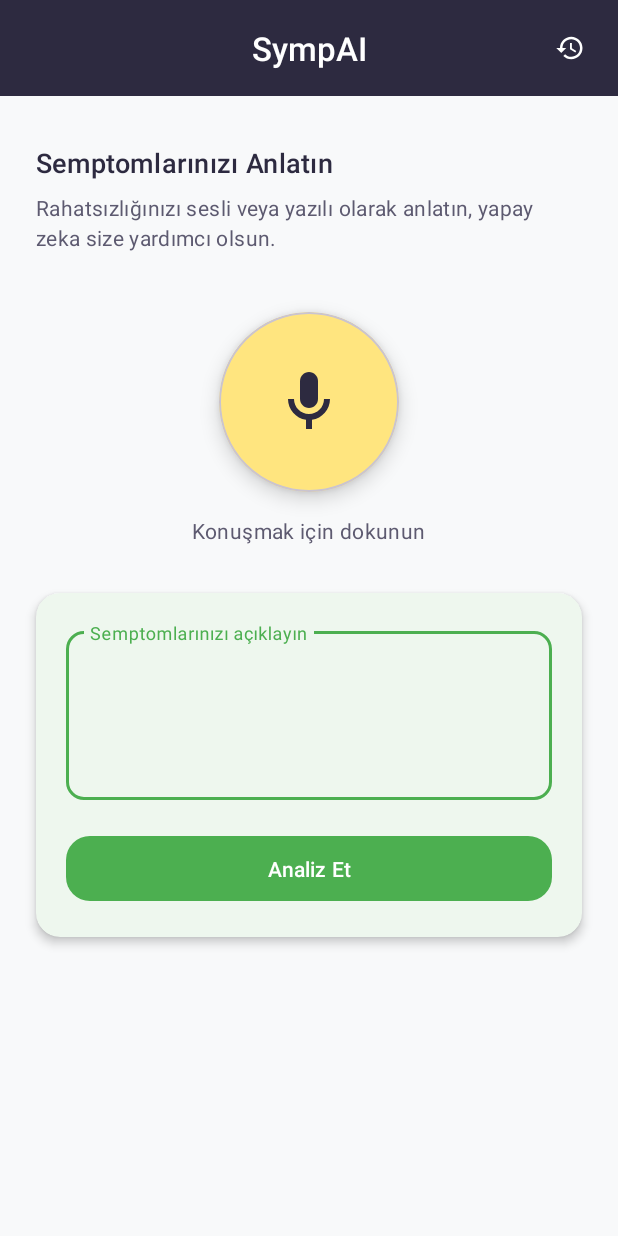
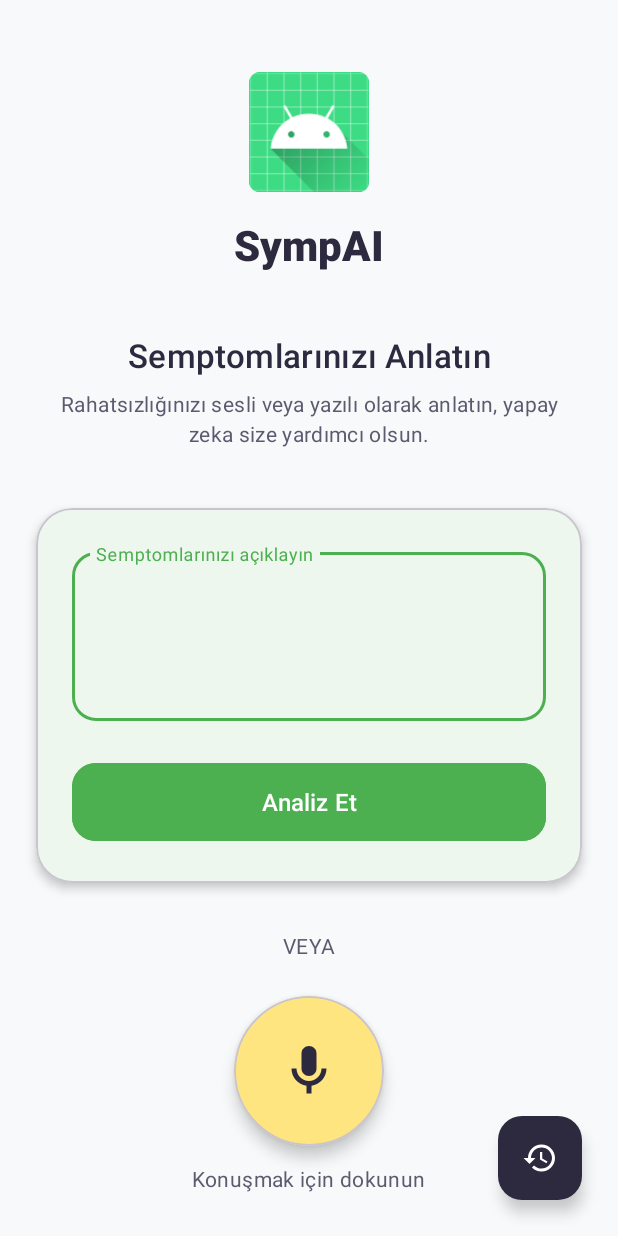
Before and after one commit to YZTA-Bootcamp-Grup-77/YZTA77, an Android app: the fragment HomeFragment shown on its own in the app's theme, on a phone screen of 412 x 824 dp. Run offline under Robolectric (Android 15) with nearby library versions, the phone set to English and light mode, and no system bars; our stand-ins replace Room's generated code; libraries missing offline, so code that uses them is left out: com.google.ai.client.

Commit message:
Ana ekran tasarımı tamamen yenilendi: Toolbar kaldırıldı, modern ve temiz bir arayüz oluşturuldu, gelişmiş yükleme animasyonu eklendi

```diff
--- a/SympAI/app/src/main/java/com/swanky/sympai/ui/home/HomeFragment.kt
+++ b/SympAI/app/src/main/java/com/swanky/sympai/ui/home/HomeFragment.kt
@@ -81,8 +81,8 @@ class HomeFragment : Fragment() {
 
     private fun setupObservers() {
         viewModel.isLoading.observe(viewLifecycleOwner) { isLoading ->
-            binding.progressBar.visibility = if (isLoading) View.VISIBLE else View.GONE
-            binding.micButton.isEnabled = !isLoading
+            binding.loadingContainer.visibility = if (isLoading) View.VISIBLE else View.GONE
+            binding.micButtonCard.isEnabled = !isLoading
             binding.analyzeButton.isEnabled = !isLoading
         }
 
@@ -103,7 +103,7 @@ class HomeFragment : Fragment() {
     }
 
     private fun setupListeners() {
-        binding.micButton.setOnClickListener {
+        binding.micButtonCard.setOnClickListener {
             checkMicrophonePermission()
         }
 
@@ -114,7 +114,7 @@ class HomeFragment : Fragment() {
             } else {
                 Snackbar.make(
                     binding.root,
-                    "Please describe your symptoms first",
+                    "Lütfen önce semptomlarınızı açıklayın",
                     Snackbar.LENGTH_SHORT
                 ).show()
             }
@@ -122,6 +122,11 @@ class HomeFragment : Fragment() {
 
         binding.historyButton.setOnClickListener {
             findNavController().navigate(R.id.action_homeFragment_to_historyFragment)
+        }
+
+        // Mikrofon ikonuna da tıklama işlevi ekleyelim
+        binding.micButton.setOnClickListener {
+            checkMicrophonePermission()
         }
     }
 
--- a/SympAI/app/src/main/res/layout/fragment_home.xml
+++ b/SympAI/app/src/main/res/layout/fragment_home.xml
@@ -1,5 +1,5 @@
 <?xml version="1.0" encoding="utf-8"?>
-<androidx.constraintlayout.widget.ConstraintLayout xmlns:android="http://schemas.android.com/apk/res/android"
+<androidx.coordinatorlayout.widget.CoordinatorLayout xmlns:android="http://schemas.android.com/apk/res/android"
     xmlns:app="http://schemas.android.com/apk/res-auto"
     xmlns:tools="http://schemas.android.com/tools"
     android:layout_width="match_parent"
@@ -7,133 +7,95 @@
     android:background="@color/background"
     tools:context=".ui.home.HomeFragment">
 
-    <!-- Üst Çubuk (Koyu Mor Arka Plan) -->
-    <com.google.android.material.appbar.AppBarLayout
-        android:id="@+id/appBarLayout"
-        android:layout_width="match_parent"
-        android:layout_height="wrap_content"
-        android:background="@color/dark_purple"
-        app:layout_constraintTop_toTopOf="parent">
-
-        <com.google.android.material.appbar.MaterialToolbar
-            android:id="@+id/toolbar"
-            android:layout_width="match_parent"
-            android:layout_height="wrap_content"
-            app:title="@string/app_name"
-            app:titleCentered="true"
-            app:titleTextAppearance="@style/TextAppearance.SympAI.Headline"
-            app:titleTextColor="@color/white" />
-
-    </com.google.android.material.appbar.AppBarLayout>
-
-    <com.google.android.material.button.MaterialButton
-        android:id="@+id/historyButton"
-        style="@style/Widget.Material3.Button.IconButton"
-        android:layout_width="wrap_content"
-        android:layout_height="wrap_content"
-        android:layout_marginEnd="8dp"
-        app:icon="@drawable/ic_history"
-        app:iconTint="@color/white"
-        app:layout_constraintBottom_toBottomOf="@id/appBarLayout"
-        app:layout_constraintEnd_toEndOf="@id/appBarLayout"
-        app:layout_constraintTop_toTopOf="@id/appBarLayout" />
-
     <!-- Ana İçerik -->
     <androidx.core.widget.NestedScrollView
         android:layout_width="match_parent"
-        android:layout_height="0dp"
+        android:layout_height="match_parent"
         android:fillViewport="true"
-        app:layout_constraintBottom_toBottomOf="parent"
-        app:layout_constraintTop_toBottomOf="@id/appBarLayout">
+        android:overScrollMode="never">
 
         <androidx.constraintlayout.widget.ConstraintLayout
             android:layout_width="match_parent"
             android:layout_height="wrap_content">
 
+            <!-- Uygulama Logosu -->
+            <ImageView
+                android:id="@+id/appLogo"
+                android:layout_width="80dp"
+                android:layout_height="80dp"
+                android:layout_marginTop="48dp"
+                android:contentDescription="@string/app_name"
+                android:src="@mipmap/ic_launcher"
+                app:layout_constraintEnd_toEndOf="parent"
+                app:layout_constraintStart_toStartOf="parent"
+                app:layout_constraintTop_toTopOf="parent" />
+
+            <!-- Uygulama Adı -->
+            <TextView
+                android:id="@+id/appName"
+                android:layout_width="wrap_content"
+                android:layout_height="wrap_content"
+                android:layout_marginTop="16dp"
+                android:text="@string/app_name"
+                android:textAppearance="@style/TextAppearance.SympAI.Headline"
+                android:textColor="@color/dark_purple"
+                android:textSize="28sp"
+                android:textStyle="bold"
+                app:layout_constraintEnd_toEndOf="parent"
+                app:layout_constraintStart_toStartOf="parent"
+                app:layout_constraintTop_toBottomOf="@id/appLogo" />
+
+            <!-- Başlık ve Alt Başlık -->
             <TextView
                 android:id="@+id/titleText"
                 android:layout_width="0dp"
                 android:layout_height="wrap_content"
-                android:layout_marginStart="24dp"
-                android:layout_marginTop="32dp"
-                android:layout_marginEnd="24dp"
+                android:layout_marginStart="32dp"
+                android:layout_marginTop="40dp"
+                android:layout_marginEnd="32dp"
+                android:gravity="center"
                 android:text="@string/home_title"
                 android:textAppearance="@style/TextAppearance.SympAI.Title"
+                android:textColor="@color/text_primary"
+                android:textSize="22sp"
                 app:layout_constraintEnd_toEndOf="parent"
                 app:layout_constraintStart_toStartOf="parent"
-                app:layout_constraintTop_toTopOf="parent" />
+                app:layout_constraintTop_toBottomOf="@id/appName" />
 
             <TextView
                 android:id="@+id/subtitleText"
                 android:layout_width="0dp"
                 android:layout_height="wrap_content"
-                android:layout_marginStart="24dp"
+                android:layout_marginStart="32dp"
                 android:layout_marginTop="8dp"
-                android:layout_marginEnd="24dp"
+                android:layout_marginEnd="32dp"
+                android:gravity="center"
                 android:text="@string/home_subtitle"
                 android:textAppearance="@style/TextAppearance.SympAI.Body"
+                android:textColor="@color/text_secondary"
                 app:layout_constraintEnd_toEndOf="parent"
                 app:layout_constraintStart_toStartOf="parent"
                 app:layout_constraintTop_toBottomOf="@id/titleText" />
 
-            <!-- Mikrofon Butonu (Sarı/Krem Arka Plan) -->
+            <!-- Semptom Giriş Kartı -->
             <com.google.android.material.card.MaterialCardView
-                android:id="@+id/micButtonCard"
-                android:layout_width="120dp"
-                android:layout_height="120dp"
+                android:id="@+id/inputCard"
+                android:layout_width="0dp"
+                android:layout_height="wrap_content"
+                android:layout_marginStart="24dp"
                 android:layout_marginTop="40dp"
-                app:cardBackgroundColor="@color/accent"
-                app:cardCornerRadius="60dp"
-                app:cardElevation="8dp"
+                android:layout_marginEnd="24dp"
+                app:cardBackgroundColor="@color/surface"
+                app:cardCornerRadius="24dp"
+                app:cardElevation="4dp"
                 app:layout_constraintEnd_toEndOf="parent"
                 app:layout_constraintStart_toStartOf="parent"
                 app:layout_constraintTop_toBottomOf="@id/subtitleText">
 
-                <com.google.android.material.button.MaterialButton
-                    android:id="@+id/micButton"
-                    style="@style/Widget.Material3.Button.IconButton"
-                    android:layout_width="match_parent"
-                    android:layout_height="match_parent"
-                    android:contentDescription="@string/mic_button_description"
-                    app:icon="@drawable/ic_mic"
-                    app:iconGravity="textStart"
-                    app:iconPadding="0dp"
-                    app:iconSize="48dp"
-                    app:iconTint="@color/dark_purple" />
-
-            </com.google.android.material.card.MaterialCardView>
-
-            <TextView
-                android:id="@+id/tapToSpeakText"
-                android:layout_width="wrap_content"
-                android:layout_height="wrap_content"
-                android:layout_marginTop="16dp"
-                android:text="@string/tap_to_speak"
-                android:textAppearance="@style/TextAppearance.SympAI.Body"
-                app:layout_constraintEnd_toEndOf="parent"
-                app:layout_constraintStart_toStartOf="parent"
-                app:layout_constraintTop_toBottomOf="@id/micButtonCard" />
-
-            <!-- Semptom Giriş Kartı (Beyaz Arka Plan, Yeşil Buton) -->
-            <com.google.android.material.card.MaterialCardView
-                android:id="@+id/inputCard"
-                style="@style/Widget.SympAI.Card"
-                android:layout_width="0dp"
-                android:layout_height="wrap_content"
-                android:layout_marginStart="24dp"
-                android:layout_marginTop="32dp"
-                android:layout_marginEnd="24dp"
-                android:layout_marginBottom="24dp"
-                app:layout_constraintBottom_toBottomOf="parent"
-                app:layout_constraintEnd_toEndOf="parent"
-                app:layout_constraintStart_toStartOf="parent"
-                app:layout_constraintTop_toBottomOf="@id/tapToSpeakText"
-                app:layout_constraintVertical_bias="0.0">
-
                 <androidx.constraintlayout.widget.ConstraintLayout
                     android:layout_width="match_parent"
                     android:layout_height="wrap_content"
-                    android:padding="20dp">
+                    android:padding="24dp">
 
                     <com.google.android.material.textfield.TextInputLayout
                         android:id="@+id/inputLayout"
@@ -141,10 +103,10 @@
                         android:layout_width="0dp"
                         android:layout_height="wrap_content"
                         android:hint="@string/describe_symptoms"
-                        app:boxCornerRadiusBottomEnd="12dp"
-                        app:boxCornerRadiusBottomStart="12dp"
-                        app:boxCornerRadiusTopEnd="12dp"
-                        app:boxCornerRadiusTopStart="12dp"
+                        app:boxCornerRadiusBottomEnd="16dp"
+                        app:boxCornerRadiusBottomStart="16dp"
+                        app:boxCornerRadiusTopEnd="16dp"
+                        app:boxCornerRadiusTopStart="16dp"
                         app:boxStrokeColor="@color/primary"
                         app:hintTextColor="@color/primary"
                         app:layout_constraintEnd_toEndOf="parent"
@@ -165,11 +127,15 @@
 
                     <com.google.android.material.button.MaterialButton
                         android:id="@+id/analyzeButton"
-                        style="@style/Widget.SympAI.Button"
                         android:layout_width="0dp"
-                        android:layout_height="wrap_content"
-                        android:layout_marginTop="20dp"
+                        android:layout_height="60dp"
+                        android:layout_marginTop="24dp"
+                        android:backgroundTint="@color/primary"
                         android:text="@string/analyze_symptoms"
+                        android:textAllCaps="false"
+                        android:textColor="@color/white"
+                        android:textSize="16sp"
+                        app:cornerRadius="16dp"
                         app:layout_constraintEnd_toEndOf="parent"
                         app:layout_constraintStart_toStartOf="parent"
                         app:layout_constraintTop_toBottomOf="@id/inputLayout" />
@@ -178,27 +144,92 @@
 
             </com.google.android.material.card.MaterialCardView>
 
+            <!-- VEYA Ayırıcı -->
+            <TextView
+                android:id="@+id/orDivider"
+                android:layout_width="wrap_content"
+                android:layout_height="wrap_content"
+                android:layout_marginTop="32dp"
+                android:text="VEYA"
+                android:textAppearance="@style/TextAppearance.SympAI.Body"
+                android:textColor="@color/text_secondary"
+                app:layout_constraintEnd_toEndOf="parent"
+                app:layout_constraintStart_toStartOf="parent"
+                app:layout_constraintTop_toBottomOf="@id/inputCard" />
+
+            <!-- Mikrofon Butonu -->
+            <com.google.android.material.card.MaterialCardView
+                android:id="@+id/micButtonCard"
+                android:layout_width="100dp"
+                android:layout_height="100dp"
+                android:layout_marginTop="24dp"
+                android:layout_marginBottom="48dp"
+                app:cardBackgroundColor="@color/accent"
+                app:cardCornerRadius="50dp"
+                app:cardElevation="6dp"
+                app:layout_constraintBottom_toBottomOf="parent"
+                app:layout_constraintEnd_toEndOf="parent"
+                app:layout_constraintStart_toStartOf="parent"
+                app:layout_constraintTop_toBottomOf="@id/orDivider"
+                app:layout_constraintVertical_bias="0.0">
+
+                <ImageView
+                    android:id="@+id/micButton"
+                    android:layout_width="40dp"
+                    android:layout_height="40dp"
+                    android:layout_gravity="center"
+                    android:contentDescription="@string/mic_button_description"
+                    android:src="@drawable/ic_mic"
+                    app:tint="@color/dark_purple" />
+
+            </com.google.android.material.card.MaterialCardView>
+
+            <TextView
+                android:id="@+id/tapToSpeakText"
+                android:layout_width="wrap_content"
+                android:layout_height="wrap_content"
+                android:layout_marginTop="12dp"
+                android:layout_marginBottom="48dp"
+                android:text="@string/tap_to_speak"
+                android:textAppearance="@style/TextAppearance.SympAI.Body"
+                android:textColor="@color/text_secondary"
+                app:layout_constraintBottom_toBottomOf="parent"
+                app:layout_constraintEnd_toEndOf="parent"
+                app:layout_constraintStart_toStartOf="parent"
+                app:layout_constraintTop_toBottomOf="@id/micButtonCard"
+                app:layout_constraintVertical_bias="0.0" />
+
         </androidx.constraintlayout.widget.ConstraintLayout>
 
     </androidx.core.widget.NestedScrollView>
 
-    <!-- Yükleme Göstergesi -->
+    <!-- Geçmiş Butonu (Sağ Alt Köşe) -->
+    <com.google.android.material.floatingactionbutton.FloatingActionButton
+        android:id="@+id/historyButton"
+        android:layout_width="wrap_content"
+        android:layout_height="wrap_content"
+        android:layout_gravity="bottom|end"
+        android:layout_margin="24dp"
+        android:contentDescription="@string/history"
+        android:src="@drawable/ic_history"
+        app:backgroundTint="@color/dark_purple"
+        app:tint="@color/white" />
+
+    <!-- Gelişmiş Yükleme Göstergesi -->
     <androidx.constraintlayout.widget.ConstraintLayout
         android:id="@+id/loadingContainer"
         android:layout_width="match_parent"
         android:layout_height="match_parent"
-        android:background="#80000000"
-        android:visibility="gone"
-        app:layout_constraintBottom_toBottomOf="parent"
-        app:layout_constraintEnd_toEndOf="parent"
-        app:layout_constraintStart_toStartOf="parent"
-        app:layout_constraintTop_toTopOf="parent">
+        android:background="#99000000"
+        android:clickable="true"
+        android:focusable="true"
+        android:visibility="gone">
 
         <com.google.android.material.card.MaterialCardView
-            android:layout_width="120dp"
-            android:layout_height="120dp"
-            app:cardBackgroundColor="@color/white"
-            app:cardCornerRadius="16dp"
+            android:layout_width="280dp"
+            android:layout_height="wrap_content"
+            app:cardBackgroundColor="@color/surface"
+            app:cardCornerRadius="24dp"
             app:cardElevation="8dp"
             app:layout_constraintBottom_toBottomOf="parent"
             app:layout_constraintEnd_toEndOf="parent"
@@ -207,18 +238,57 @@
 
             <androidx.constraintlayout.widget.ConstraintLayout
                 android:layout_width="match_parent"
-                android:layout_height="match_parent"
-                android:padding="16dp">
+                android:layout_height="wrap_content"
+                android:padding="24dp">
 
-                <ProgressBar
-                    android:id="@+id/progressBar"
-                    android:layout_width="60dp"
-                    android:layout_height="60dp"
-                    android:indeterminateTint="@color/primary"
-                    app:layout_constraintBottom_toBottomOf="parent"
+                <ImageView
+                    android:id="@+id/loadingIcon"
+                    android:layout_width="80dp"
+                    android:layout_height="80dp"
+                    android:contentDescription="@string/app_name"
+                    android:src="@mipmap/ic_launcher"
                     app:layout_constraintEnd_toEndOf="parent"
                     app:layout_constraintStart_toStartOf="parent"
                     app:layout_constraintTop_toTopOf="parent" />
+
+                <TextView
+                    android:id="@+id/loadingTitle"
+                    android:layout_width="wrap_content"
+                    android:layout_height="wrap_content"
+                    android:layout_marginTop="16dp"
+                    android:text="Semptomlar Analiz Ediliyor"
+                    android:textAppearance="@style/TextAppearance.SympAI.Title"
+                    android:textColor="@color/dark_purple"
+                    app:layout_constraintEnd_toEndOf="parent"
+                    app:layout_constraintStart_toStartOf="parent"
+                    app:layout_constraintTop_toBottomOf="@id/loadingIcon" />
+
+                <TextView
+                    android:id="@+id/loadingSubtitle"
+                    android:layout_width="0dp"
+                    android:layout_height="wrap_content"
+                    android:layout_marginTop="8dp"
+                    android:gravity="center"
+                    android:text="Yapay zeka semptomlarınızı değerlendiriyor. Bu işlem birkaç saniye sürebilir."
+                    android:textAppearance="@style/TextAppearance.SympAI.Body"
+                    android:textColor="@color/text_secondary"
+                    app:layout_constraintEnd_toEndOf="parent"
+                    app:layout_constraintStart_toStartOf="parent"
+                    app:layout_constraintTop_toBottomOf="@id/loadingTitle" />
+
+                <com.google.android.material.progressindicator.LinearProgressIndicator
+                    android:id="@+id/progressBar"
+                    android:layout_width="0dp"
+                    android:layout_height="wrap_content"
+                    android:layout_marginTop="24dp"
+                    android:indeterminate="true"
+                    app:indicatorColor="@color/primary"
+                    app:layout_constraintEnd_toEndOf="parent"
+                    app:layout_constraintStart_toStartOf="parent"
+                    app:layout_constraintTop_toBottomOf="@id/loadingSubtitle"
+                    app:trackColor="@color/primary_light"
+                    app:trackCornerRadius="8dp"
+                    app:trackThickness="8dp" />
 
             </androidx.constraintlayout.widget.ConstraintLayout>
 
@@ -226,4 +296,4 @@
 
     </androidx.constraintlayout.widget.ConstraintLayout>
 
-</androidx.constraintlayout.widget.ConstraintLayout>
+</androidx.coordinatorlayout.widget.CoordinatorLayout>
--- a/SympAI/app/src/main/res/values/strings.xml
+++ b/SympAI/app/src/main/res/values/strings.xml
@@ -51,4 +51,9 @@
     <string name="urgency_urgent_desc">24-48 saat içinde tıbbi değerlendirme gerektiren durum</string>
     <string name="urgency_routine_desc">Normal bir doktor randevusu ile değerlendirilmesi gereken durum</string>
     <string name="urgency_self_care_desc">Evde kendi kendinize yönetebileceğiniz durum</string>
+
+    <!-- Loading Texts -->
+    <string name="analyzing_symptoms">Semptomlar Analiz Ediliyor</string>
+    <string name="analyzing_description">Yapay zeka semptomlarınızı değerlendiriyor. Bu işlem birkaç saniye sürebilir.</string>
+    <string name="or_divider">VEYA</string>
 </resources>
```
